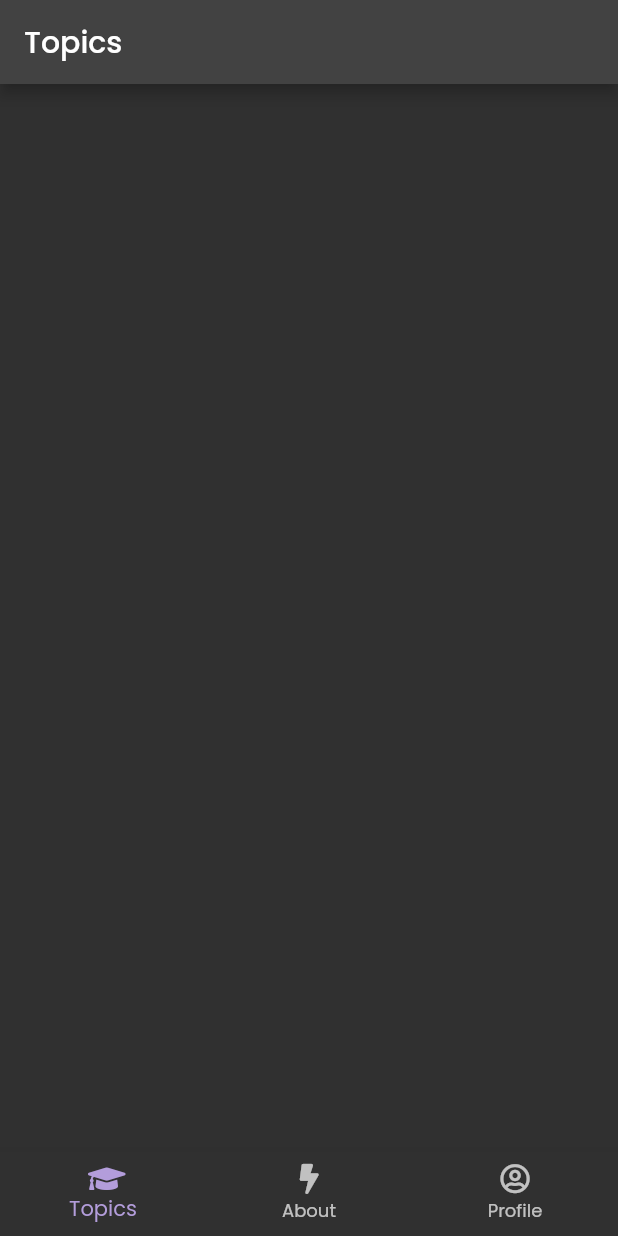
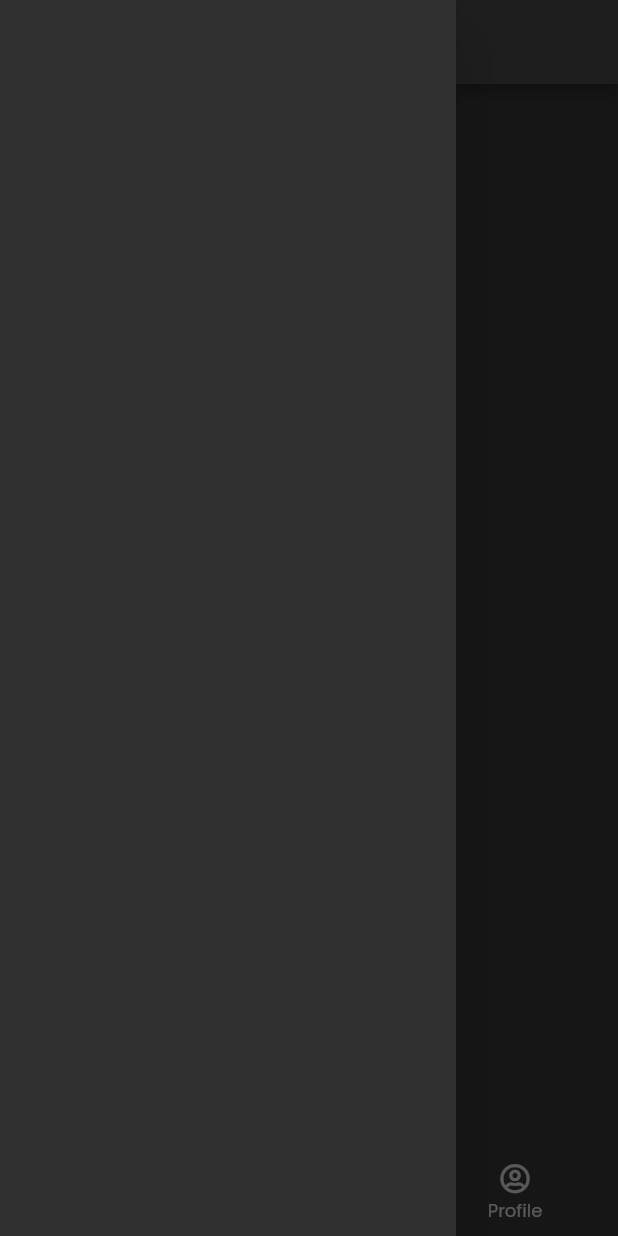
Before and after one commit to Xebache/flutter_first-app, a Flutter app: the screen it shows once a user with an empty profile is signed in, with the side drawer open (before the commit the screen has no drawer), on a phone screen of 412 x 824 dp. Run offline on Flutter 3.47's test engine with Material 2 defaults, Android fonts, the phone set to English and light mode, and no system bars; our stand-ins replace cloud_firestore, firebase_auth, firebase_core, font_awesome_flutter, google_fonts, google_sign_in and 2 more; accounts and stored records are empty; network calls fail.

Commit message:
quiz topics

```diff
--- a/lib/login/login.dart
+++ b/lib/login/login.dart
@@ -1,8 +1,8 @@
 import 'package:flutter/material.dart';
 import 'package:font_awesome_flutter/font_awesome_flutter.dart';
 import 'package:test/services/auth.dart';
-import 'package:test/shared/button/login_button.dart';
-import 'package:test/shared/icon/my_flutter_app_icons.dart';
+import 'package:test/shared/login_button.dart';
+import 'package:test/shared/my_flutter_app_icons.dart';
 
 class LoginScreen extends StatelessWidget {
   const LoginScreen({Key? key}) : super(key: key);
--- a/lib/main.dart
+++ b/lib/main.dart
@@ -1,10 +1,15 @@
 import 'package:flutter/material.dart';
+import 'package:provider/provider.dart';
+import 'package:test/services/firestore.dart';
+import 'package:test/services/models.dart';
 import 'firebase_options.dart';
 
 // Import the firebase_core plugin
 import 'package:firebase_core/firebase_core.dart';
 import 'package:test/routes.dart';
 import 'package:test/theme.dart';
+
+import 'shared/shared.dart';
 
 void main() async {
   WidgetsFlutterBinding.ensureInitialized();
@@ -38,10 +43,27 @@ class _AppState extends State<App> {
       // Initialize FlutterFire:
       future: _initialization,
       builder: (context, snapshot) {
-        return MaterialApp(
-          routes: appRoutes,
-          theme: appTheme,
-        );
+        // Check for errors
+        if (snapshot.hasError) {
+          return const Text('error', textDirection: TextDirection.ltr);
+        }
+
+        // Once complete, show your application
+        if (snapshot.connectionState == ConnectionState.done) {
+          return StreamProvider(
+            create: (_) => FirestoreService().streamReport(),
+            catchError: (_, __) => null,
+            initialData: Report(),
+            child: MaterialApp(
+              debugShowCheckedModeBanner: true,
+              routes: appRoutes,
+              theme: appTheme,
+            ),
+          );
+        }
+
+        // Otherwise, show something whilst waiting for initialization to complete
+        return const Loader();
       },
     );
   }
--- a/lib/services/auth.dart
+++ b/lib/services/auth.dart
@@ -20,7 +20,7 @@ class AuthService {
 
   Future<void> googleLogin() async {
     try {
-      final userCredential = await FirebaseAuth.instance.signInWithPopup(GoogleAuthProvider());
+      await FirebaseAuth.instance.signInWithPopup(GoogleAuthProvider());
     } on FirebaseAuthException catch (e) {
       // do nothing ???
     }
--- a/lib/services/firestore.dart
+++ b/lib/services/firestore.dart
@@ -1,5 +1,6 @@
 import 'dart:async';
 import 'package:cloud_firestore/cloud_firestore.dart';
+import 'package:firebase_auth/firebase_auth.dart';
 import 'package:firebase_core/firebase_core.dart';
 import 'package:rxdart/rxdart.dart';
 import 'package:test/services/auth.dart';
--- a/lib/shared/nav/bottom_nav.dart
+++ b/lib/shared/bottom_nav.dart
@@ -34,6 +34,7 @@ class BottomNav extends StatelessWidget {
       onTap: (int idx) {
         switch (idx) {
           case 0:
+            Navigator.pushNamed(context, '/');
             break;
           case 1:
             Navigator.pushNamed(context, 'about');
--- /dev/null
+++ b/lib/shared/shared.dart
@@ -0,0 +1,5 @@
+export 'bottom_nav.dart';
+export 'outlined_button_yellow.dart';
+export 'login_button.dart';
+export 'my_flutter_app_icons.dart';
+export 'loader.dart';
--- /dev/null
+++ b/lib/topics/topic_drawer.dart
@@ -0,0 +1,43 @@
+import 'package:flutter/material.dart';
+import 'package:google_fonts/google_fonts.dart';
+import 'package:test/services/models.dart';
+import 'package:test/quiz/quiz_list.dart';
+
+class TopicDrawer extends StatelessWidget {
+  final List<Topic> topics;
+
+  const TopicDrawer({Key? key, required this.topics}) : super(key: key);
+
+  @override
+  Widget build(BuildContext context) {
+    return Drawer(
+      child: ListView.separated(
+        itemBuilder: (BuildContext context, int idx) {
+          Topic topic = topics[idx];
+          return Column(
+            crossAxisAlignment: CrossAxisAlignment.start,
+            children: [
+              Padding(
+                padding: const EdgeInsets.only(top: 10, left: 10),
+                child: Text(
+                  topic.title,
+                  // textAlign: TextAlign.left,
+                  style: TextStyle(
+                    fontSize: 20,
+                    fontWeight: FontWeight.bold,
+                    color: Colors.white70,
+                    fontFamily: GoogleFonts.poppins().fontFamily,
+                  ),
+                ),
+              ),
+              QuizList(topic: topic)
+            ],
+          );
+        },
+        separatorBuilder: (BuildContext context, int idx) => const Divider(),
+        itemCount: topics.length,
+        primary: false,
+      ),
+    );
+  }
+}
--- a/lib/topics/topic_item.dart
+++ b/lib/topics/topic_item.dart
@@ -1,6 +1,7 @@
 import 'package:flutter/material.dart';
 import 'package:google_fonts/google_fonts.dart';
 import 'package:test/services/models.dart';
+import 'package:test/topics/topic_progress.dart';
 import 'package:test/topics/topic_screen.dart';
 
 class TopicItem extends StatelessWidget {
@@ -42,7 +43,8 @@ class TopicItem extends StatelessWidget {
                                 fontFamily: GoogleFonts.poppins().fontFamily),
                             overflow: TextOverflow.fade,
                             softWrap: false,
-                          )))
+                          ))),
+                  Flexible(child: TopicProgress(topic: topic))
                 ],
               )),
         ));
--- a/lib/topics/topics.dart
+++ b/lib/topics/topics.dart
@@ -1,13 +1,10 @@
 import 'package:flutter/material.dart';
 import 'package:test/services/firestore.dart';
 import 'package:test/services/models.dart';
-import 'package:test/shared/loader/loader.dart';
+import 'package:test/shared/shared.dart';
+import 'package:test/topics/topic_drawer.dart';
 import 'package:test/topics/topic_item.dart';
 import 'package:top_snackbar_flutter/custom_snack_bar.dart';
-import 'package:top_snackbar_flutter/tap_bounce_container.dart';
-import 'package:top_snackbar_flutter/top_snack_bar.dart';
-
-import '../shared/nav/bottom_nav.dart';
 
 class TopicsScreen extends StatelessWidget {
   const TopicsScreen({Key? key}) : super(key: key);
@@ -30,6 +27,7 @@ class TopicsScreen extends StatelessWidget {
               appBar: AppBar(
                 title: const Text('Topics'),
               ),
+              drawer: TopicDrawer(topics: topics),
               body: GridView.count(
                   crossAxisCount: 2,
                   crossAxisSpacing: 10,
```
Also changed, not shown: lib/profile/profile.dart (+55 -5 lines), lib/quiz/quiz_badge.dart (added, +22 -0 lines), lib/quiz/quiz_list.dart (added, +42 -0 lines), lib/shared/animated_progressbar.dart (added, +52 -0 lines), lib/topics/topic_progress.dart (added, +44 -0 lines), lib/shared/loader.dart (renamed from lib/shared/loader/loader.dart), lib/shared/login_button.dart (renamed from lib/shared/button/login_button.dart), lib/shared/my_flutter_app_icons.dart (renamed from lib/shared/icon/my_flutter_app_icons.dart), lib/shared/outlined_button_yellow.dart (renamed from lib/shared/button/outlined_button_yellow.dart).
